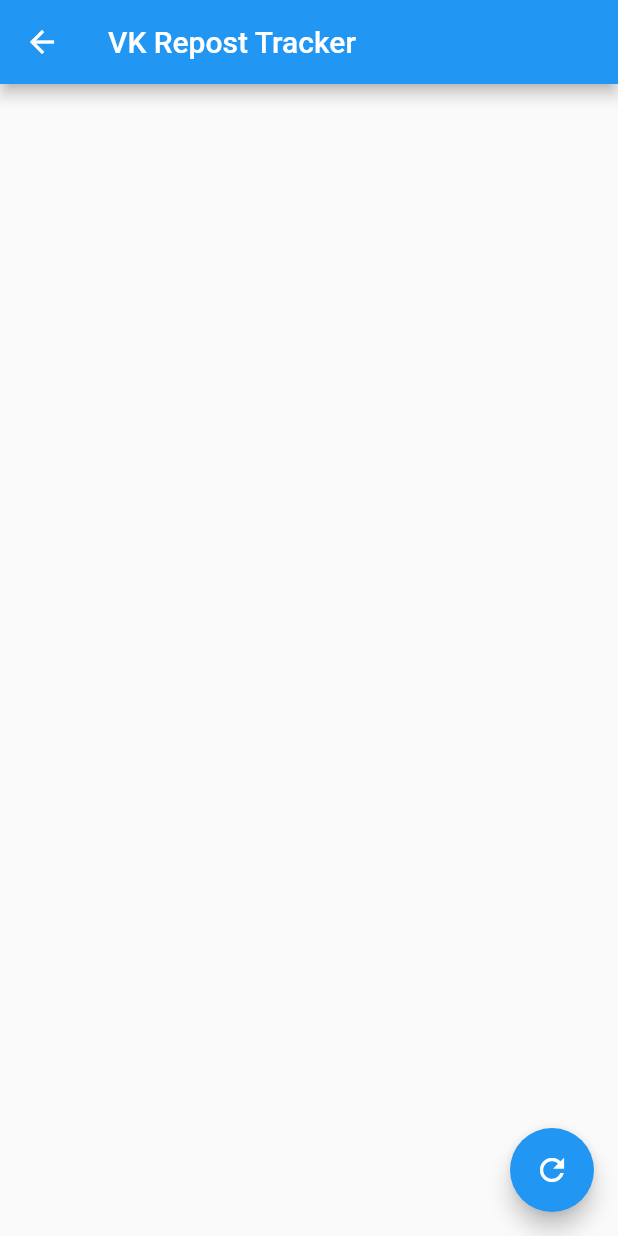
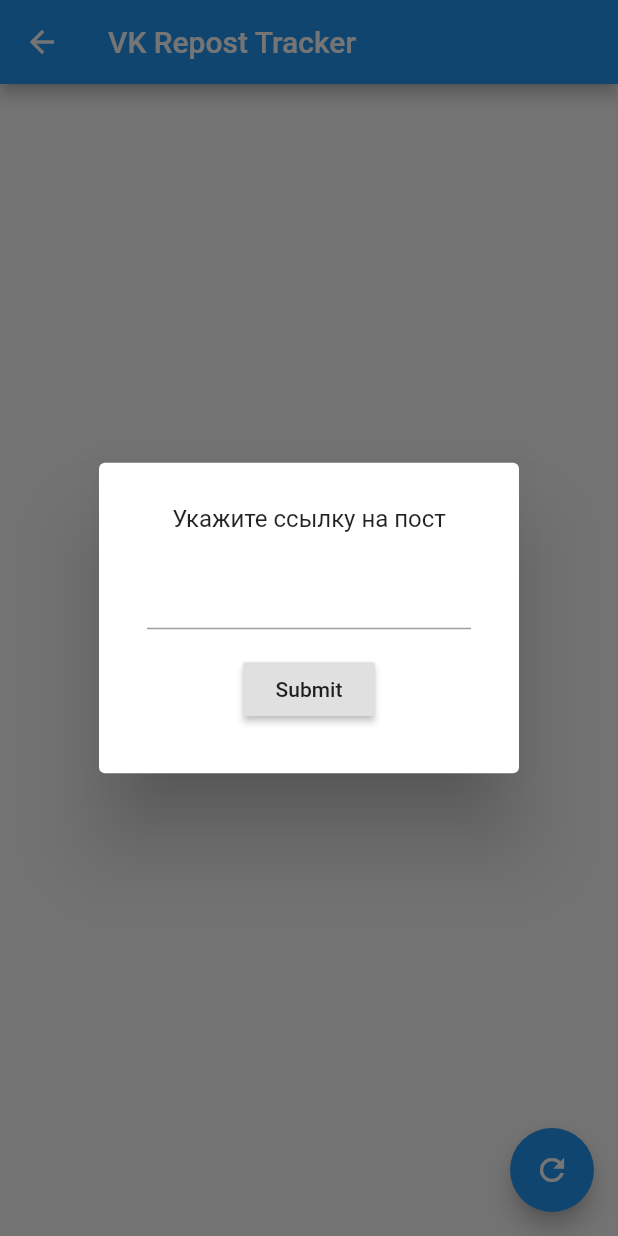
Before and after one commit to gettmure/vkapi_flutter_app, a Flutter app: the RepostTracker screen opened directly, after a tap on the "refresh" icon, on a phone screen of 412 x 824 dp. Run offline on Flutter 3.47's test engine with Material 2 defaults, Android fonts, the phone set to English and light mode, and no system bars; missing offline and left inert: flutter_vk_sdk, flutter_webview_plugin, vkio.

Commit message:
save commit

```diff
--- a/vkapi_flutter_app/lib/ChooseAction.dart
+++ b/vkapi_flutter_app/lib/ChooseAction.dart
@@ -7,9 +7,6 @@ class ActoinList extends StatelessWidget {
   @override
   Widget build(BuildContext context) {
     return Scaffold(
-      appBar: AppBar(
-        title: Text('Vk Helper'),
-      ),
       body: Container(
         child: Center(
           child: Column(
--- a/vkapi_flutter_app/lib/RepostTracker.dart
+++ b/vkapi_flutter_app/lib/RepostTracker.dart
@@ -5,7 +5,6 @@ import 'dart:convert';
 import 'package:vkio/vk.dart';
 
 class RepostTracker extends StatefulWidget {
-
   @override
   State<StatefulWidget> createState() {
     return RepostTrackerState();
@@ -13,8 +12,8 @@ class RepostTracker extends StatefulWidget {
 }
 
 class RepostTrackerState extends State<RepostTracker> {
+  List<RepostData> data = [];
 
-  List<RepostData> data = [];
   @override
   Widget build(BuildContext context) {
     return Scaffold(
@@ -27,26 +26,65 @@ class RepostTrackerState extends State<RepostTracker> {
         ),
       ),
       floatingActionButton: FloatingActionButton(
-        child:  Icon(Icons.refresh),
-        onPressed: () => _loadReposts(),
+        child: Icon(Icons.refresh),
+        onPressed: () => _showPostForm(),
       ),
     );
   }
 
-  _loadReposts() async {
+  _showPostForm() async {
+    TextEditingController textFieldController = TextEditingController();
+    await showDialog(
+        context: context,
+        builder: (BuildContext context) {
+          return AlertDialog(
+            content: Form(
+              child: Column(
+                mainAxisSize: MainAxisSize.min,
+                children: <Widget>[
+                  Padding(
+                    padding: EdgeInsets.all(8.0),
+                    child: Text('Укажите ссылку на пост'),
+                  ),
+                  Padding(
+                    padding: EdgeInsets.all(8.0),
+                    child: TextFormField(
+                      controller: textFieldController,
+                    ),
+                  ),
+                  Padding(
+                    padding: EdgeInsets.all(8.0),
+                    child: RaisedButton(
+                      child: Text("Submit"),
+                      onPressed: () {
+                        Navigator.pop(context);
+                        _loadReposts(textFieldController.text);
+                      },
+                    ),
+                  )
+                ],
+              ),
+            ),
+          );
+        });
+  }
+
+  _loadReposts(String url) async {
+    print(url);
     VK vk = _vkAuth();
 
     var repostsDataList = List<RepostData>();
 
-    final reposts = await vk.api.wall.getReposts({
-      'owner_id': '-169971271',
-      'post_id': '5904'
-    }).then((response) {
+    final reposts = await vk.api.wall.getReposts(
+        {'owner_id': '-169971271', 'post_id': '5904'}).then((response) {
       return response['response']['profiles'];
     });
 
     reposts.forEach((dynamic value) {
-        var repost = RepostData(id: value['id'], name: value['first_name'] + ' ' + value['last_name'], profilePicture: NetworkImage(value['photo_100']));
+      var repost = RepostData(
+          id: value['id'],
+          name: value['first_name'] + ' ' + value['last_name'],
+          profilePicture: NetworkImage(value['photo_100']));
       repostsDataList.add(repost);
     });
 
@@ -57,19 +95,20 @@ class RepostTrackerState extends State<RepostTracker> {
 
   _vkAuth() {
     return new VK(
-        token:'05b4daeccbf3c5318e7d6cd2f7d61569ac0fc865fd48fd7a411f38d5d6766ba16a54fbd679755dbe701d5'
-    );
+        token:
+            '05b4daeccbf3c5318e7d6cd2f7d61569ac0fc865fd48fd7a411f38d5d6766ba16a54fbd679755dbe701d5');
   }
 
   List<Widget> _buildList() {
-    return data.map((RepostData f) => ListTile (
+    return data
+        .map((RepostData f) => ListTile(
               title: Text(f.name),
               subtitle: Text(f.id.toString()),
               leading: CircleAvatar(
                 backgroundImage: f.profilePicture,
                 radius: 26,
               ),
-    )).toList();
+            ))
+        .toList();
   }
-
 }
```
Also changed, not shown: vkapi_flutter_app/lib/MostWeeklyLikedPost.dart (+29 -5 lines), vkapi_flutter_app/lib/main.dart (+4 -27 lines), vkapi_flutter_app/lib/widgets/Hyperlink.dart (added, +29 -0 lines), 1 other file. Lines whose indentation alone changed are shown as unchanged.
